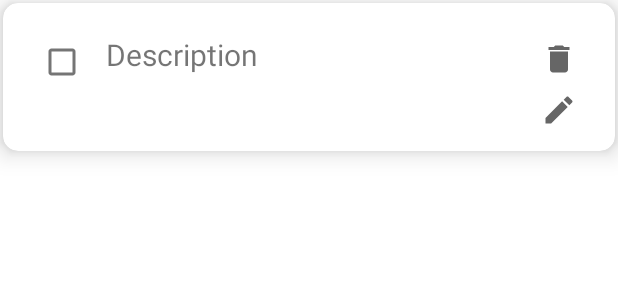
After one commit to ivratkaviil/ShoppingListApp, an Android app: the layout items_layout.xml on its own in the app's theme, with its tools: preview values and no code run, on a phone screen of 412 x 824 dp. The commit adds this screen. Shown: the top 300 px of the screen. Run offline under Robolectric (Android 15) with nearby library versions, the phone set to English and light mode, and no system bars.

Commit message:
Create functionality to display, edit and delete items from firebase database

```diff
--- /dev/null
+++ b/app/src/main/res/drawable/ic_baseline_delete_24.xml
@@ -0,0 +1,10 @@
+<vector xmlns:android="http://schemas.android.com/apk/res/android"
+    android:width="24dp"
+    android:height="24dp"
+    android:viewportWidth="24"
+    android:viewportHeight="24"
+    android:tint="?attr/colorControlNormal">
+  <path
+      android:fillColor="@android:color/white"
+      android:pathData="M6,19c0,1.1 0.9,2 2,2h8c1.1,0 2,-0.9 2,-2V7H6v12zM19,4h-3.5l-1,-1h-5l-1,1H5v2h14V4z"/>
+</vector>
--- /dev/null
+++ b/app/src/main/res/drawable/ic_baseline_edit_24.xml
@@ -0,0 +1,10 @@
+<vector xmlns:android="http://schemas.android.com/apk/res/android"
+    android:width="24dp"
+    android:height="24dp"
+    android:viewportWidth="24"
+    android:viewportHeight="24"
+    android:tint="?attr/colorControlNormal">
+  <path
+      android:fillColor="@android:color/white"
+      android:pathData="M3,17.25V21h3.75L17.81,9.94l-3.75,-3.75L3,17.25zM20.71,7.04c0.39,-0.39 0.39,-1.02 0,-1.41l-2.34,-2.34c-0.39,-0.39 -1.02,-0.39 -1.41,0l-1.83,1.83 3.75,3.75 1.83,-1.83z"/>
+</vector>
--- /dev/null
+++ b/app/src/main/res/layout/items_layout.xml
@@ -0,0 +1,75 @@
+<?xml version="1.0" encoding="utf-8"?>
+<androidx.cardview.widget.CardView xmlns:android="http://schemas.android.com/apk/res/android"
+    android:layout_width="match_parent"
+    android:layout_height="wrap_content"
+    xmlns:app="http://schemas.android.com/apk/res-auto"
+    app:cardBackgroundColor="@android:color/white"
+    app:cardCornerRadius="10dp"
+    app:cardElevation="10dp"
+    android:layout_margin="2dp">
+
+
+    <LinearLayout
+        android:layout_width="match_parent"
+        android:layout_height="wrap_content"
+        android:padding="15dp"
+        android:orientation="horizontal">
+
+        <TableRow
+            android:layout_width="wrap_content"
+            android:layout_height="wrap_content"
+            android:layout_gravity="left"
+            android:layout_marginBottom="20dp"
+            android:gravity="left">
+
+            <CheckBox
+                android:id="@+id/checkboxSelect"
+                android:layout_width="wrap_content"
+                android:layout_height="wrap_content"
+
+                />
+        </TableRow>
+
+        <TextView
+            android:id="@+id/tv_title"
+            android:layout_width="0dp"
+            android:layout_weight="1"
+            android:layout_height="match_parent"
+            android:padding="5dp"
+            android:textSize="20sp"
+            android:text="Description" />
+
+
+        <LinearLayout
+            android:layout_width="wrap_content"
+            android:layout_height="match_parent"
+            android:orientation="vertical">
+
+
+            <ImageButton
+                android:id="@+id/btn_delete"
+                android:layout_width="wrap_content"
+                android:layout_height="wrap_content"
+                android:background="@android:color/transparent"
+                android:padding="10dp"
+                android:src="@drawable/ic_baseline_delete_24">
+
+            </ImageButton>
+
+            <ImageButton
+                android:id="@+id/btn_edit"
+                android:layout_width="wrap_content"
+                android:layout_height="wrap_content"
+                android:background="@android:color/transparent"
+                android:padding="10dp"
+                android:src="@drawable/ic_baseline_edit_24">
+
+            </ImageButton>
+
+
+        </LinearLayout>
+
+
+    </LinearLayout>
+
+</androidx.cardview.widget.CardView>
```
Also changed, not shown: app/src/main/java/com/example/shoppinglistapp/MainActivity.java (+124 -4 lines), app/src/main/java/com/example/shoppinglistapp/adapter/ItemsAdapter.java (added, +85 -0 lines), app/src/main/java/com/example/shoppinglistapp/model/Items.java (+1 -10 lines).
